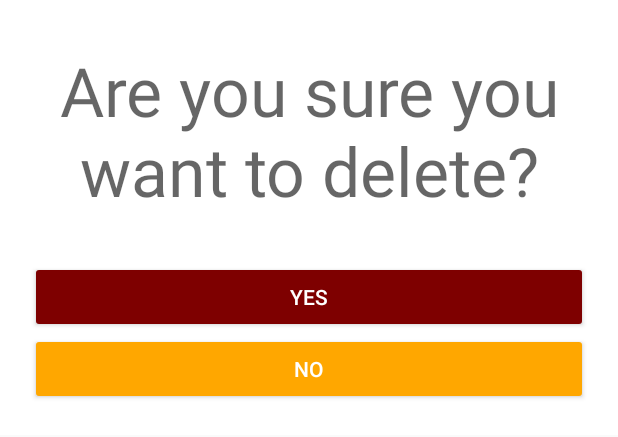
After one commit to tcandrews/barze-436, an Android app: the layout bottom_delete.xml on its own in the app's theme, with its tools: preview values and no code run, on a phone screen of 412 x 824 dp. The commit adds this screen. Shown: the top 437 px of the screen. Run offline under Robolectric (Android 15) with nearby library versions, the phone set to English and light mode, and no system bars.

Commit message:
meeting work as of 1:25 PM

```diff
--- /dev/null
+++ b/app/src/main/res/layout/bottom_delete.xml
@@ -0,0 +1,57 @@
+<?xml version="1.0" encoding="utf-8"?>
+<LinearLayout xmlns:tools="http://schemas.android.com/tools"
+    android:id="@+id/RelativeLayoutSheet"
+    xmlns:android="http://schemas.android.com/apk/res/android"
+    xmlns:app="http://schemas.android.com/apk/res-auto"
+    android:layout_width="fill_parent"
+    android:layout_height="wrap_content"
+    app:layout_behavior="@string/bottom_sheet_behavior"
+    android:background="#ffffff"
+    app:behavior_hideable="true"
+    android:padding="20dp"
+    >
+
+    <LinearLayout
+        android:layout_width="match_parent"
+        android:layout_height="wrap_content"
+        android:layout_weight="1"
+        android:orientation="vertical">
+
+        <TextView
+            android:id="@+id/detailsName"
+            android:layout_width="match_parent"
+            android:layout_height="wrap_content"
+            android:layout_weight="1"
+            android:gravity="center"
+            android:paddingVertical="10dp"
+            android:text="@string/delete_conf"
+            android:textAppearance="@style/TextAppearance.AppCompat.Display2" />
+
+        <Space
+            android:layout_width="0dp"
+            android:layout_height="20dp"
+            android:layout_weight="1" />
+
+        <Button
+            android:id="@+id/yes"
+            android:layout_width="match_parent"
+            android:layout_height="wrap_content"
+            android:layout_weight="1"
+            android:backgroundTint="@color/colorPrimary"
+            android:text="Yes"
+            android:textColor="@color/design_default_color_background"
+            tools:paddingVertical="10dp" />
+
+        <Button
+            android:id="@+id/no"
+            android:layout_width="match_parent"
+            android:layout_height="wrap_content"
+            android:layout_weight="1"
+            android:backgroundTint="@color/colorAccent"
+            android:text="No"
+            android:textColor="@color/design_default_color_background"
+            tools:paddingVertical="10dp" />
+
+    </LinearLayout>
+
+</LinearLayout>
--- a/app/src/main/res/layout/fragment_bars.xml
+++ b/app/src/main/res/layout/fragment_bars.xml
@@ -7,6 +7,7 @@
     android:orientation="horizontal">
 
     <androidx.cardview.widget.CardView
+        android:id="@+id/card"
         android:layout_width="match_parent"
         android:layout_height="wrap_content"
         app:cardCornerRadius="@dimen/cardview_default_radius"
--- a/app/src/main/res/values/strings.xml
+++ b/app/src/main/res/values/strings.xml
@@ -30,4 +30,6 @@
     <string name="title_activity_update_bar">UpdateBarActivity</string>
     <string name="title_activity_delete_bar">DeleteBarActivity</string>
     <string name="update_header">Tell us about the conditions at %1$s.</string>
+    <string name="delete_conf">Are you sure you want to delete?</string>
+
 </resources>
```
Also changed, not shown: app/src/main/java/com/example/barze/AddBarActivity.kt (+4 -7 lines), app/src/main/java/com/example/barze/BarsFragment.kt (+30 -9 lines), app/src/main/java/com/example/barze/DeleteBarActivity.kt (deleted, +0 -59 lines), app/src/main/java/com/example/barze/UpdateBarActivity.kt (+3 -18 lines), app/src/main/res/layout/activity_delete_bar.xml (deleted, +0 -63 lines).
